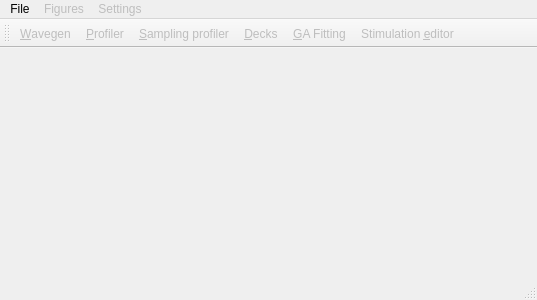
Qt form src/gui/mainwindow.ui (CompEphys-team/rtdo) before a commit.
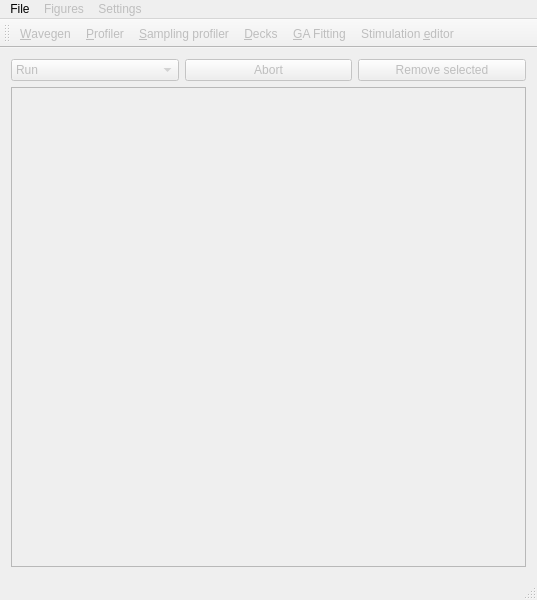
The same form after that commit.

Diff of the .ui file:
```diff
--- a/src/gui/mainwindow.ui
+++ b/src/gui/mainwindow.ui
@@ -7,13 +7,72 @@
     <x>0</x>
     <y>0</y>
     <width>537</width>
-    <height>300</height>
+    <height>600</height>
    </rect>
   </property>
   <property name="windowTitle">
    <string>MainWindow</string>
   </property>
-  <widget class="QWidget" name="centralWidget"/>
+  <widget class="QWidget" name="centralWidget">
+   <property name="enabled">
+    <bool>false</bool>
+   </property>
+   <layout class="QGridLayout" name="gridLayout">
+    <item row="0" column="0">
+     <widget class="QComboBox" name="runCtrl">
+      <property name="currentIndex">
+       <number>0</number>
+      </property>
+      <item>
+       <property name="text">
+        <string>Run</string>
+       </property>
+      </item>
+      <item>
+       <property name="text">
+        <string>Pause after current</string>
+       </property>
+      </item>
+     </widget>
+    </item>
+    <item row="0" column="1">
+     <widget class="QPushButton" name="abort">
+      <property name="text">
+       <string>Abort</string>
+      </property>
+     </widget>
+    </item>
+    <item row="0" column="2">
+     <widget class="QPushButton" name="remove">
+      <property name="text">
+       <string>Remove selected</string>
+      </property>
+     </widget>
+    </item>
+    <item row="1" column="0" colspan="3">
+     <widget class="QTableView" name="log">
+      <property name="selectionMode">
+       <enum>QAbstractItemView::ContiguousSelection</enum>
+      </property>
+      <property name="selectionBehavior">
+       <enum>QAbstractItemView::SelectRows</enum>
+      </property>
+      <property name="horizontalScrollMode">
+       <enum>QAbstractItemView::ScrollPerPixel</enum>
+      </property>
+      <property name="wordWrap">
+       <bool>false</bool>
+      </property>
+      <attribute name="horizontalHeaderStretchLastSection">
+       <bool>true</bool>
+      </attribute>
+      <attribute name="verticalHeaderDefaultSectionSize">
+       <number>22</number>
+      </attribute>
+     </widget>
+    </item>
+   </layout>
+  </widget>
   <widget class="QMenuBar" name="menuBar">
    <property name="geometry">
     <rect>
```
